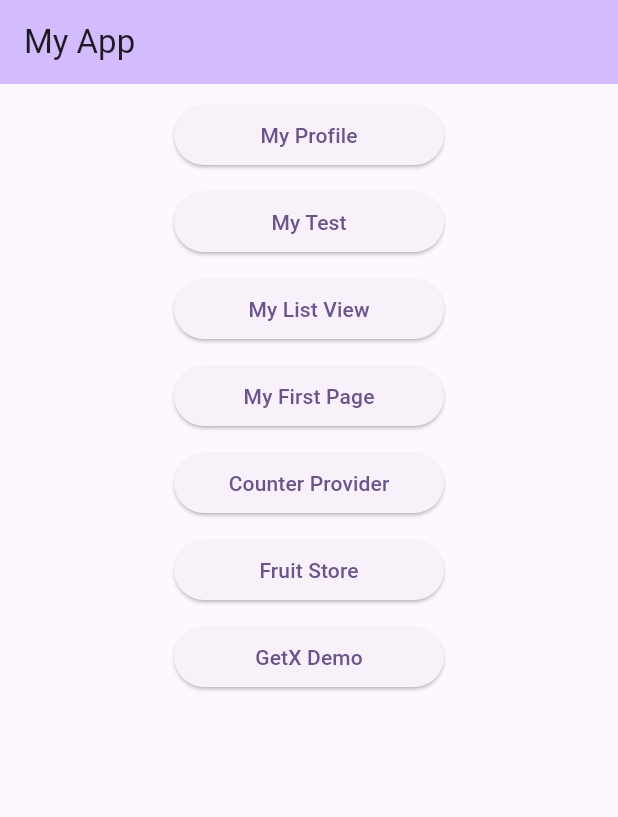
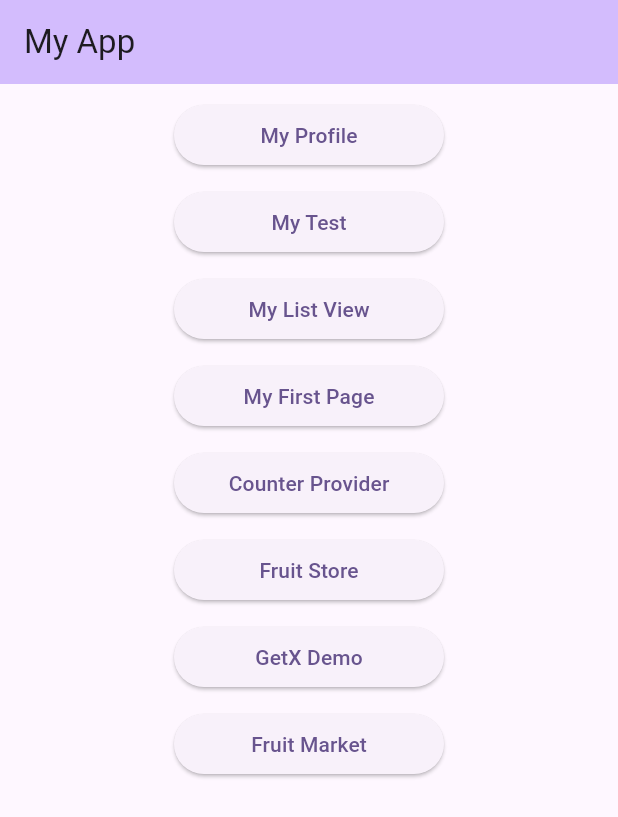
Before and after one commit to litletree/Mobile_App, a Flutter app: the screen it shows after launch, on a phone screen of 412 x 824 dp. Shown: the top 817 px of the screen. Run offline on Flutter 3.47's test engine with Material 3 defaults, Android fonts, the phone set to English and light mode, and no system bars; our stand-ins replace badges, flutter_rating_bar, get.

```diff
--- /dev/null
+++ b/lib/app_fruit_store/controllers.dart
@@ -0,0 +1,35 @@
+import 'package:get/get.dart';
+import 'models.dart';
+
+class SimpleControllerSP extends GetxController{
+  List<Fruit> _dssp = [];
+  List<GioHang_item> _gioHang = [];
+
+  List<Fruit> get dssp => _dssp;
+  List<GioHang_item> get gioHang => _gioHang;
+
+  static SimpleControllerSP get controller => Get.find<SimpleControllerSP>();
+
+  void themVaoGH(Fruit sp, {List<String>? updateWidgetIds}){
+    for(GioHang_item item in gioHang)
+      if(item.idSP == sp.id){
+        item.sl++;
+        return;
+      }
+    gioHang.add(GioHang_item(idSP: sp.id, sl: 1));
+    update(updateWidgetIds);
+}
+
+  @override
+  void onInit() {
+    _dssp = AppData().dssp;
+    update(["ListSP"]);
+  }
+}
+
+class FruitStoreBindings extends Bindings{
+  @override
+  void dependencies() {
+    Get.put(SimpleControllerSP());
+  }
+}
--- /dev/null
+++ b/lib/app_fruit_store/models.dart
@@ -0,0 +1,43 @@
+class Fruit{
+  String id, ten;
+  double gia;
+  String? url;
+  String? moTa;
+  Fruit({required this.id, required this.ten,
+    required this.gia, this.url, this.moTa});
+}
+
+class GioHang_item{
+  String idSP;
+  int sl;
+  GioHang_item({required this.idSP, required this.sl});
+}
+
+Map<String, String> images = {
+  "Tao": "https://blog.onelife.vn/wp-content/uploads/2023/07/373374a7-1-6.png",
+  "Nho": "https://traicayhoabien.com/wp-content/uploads/2021/06/NHOXANH-nho-xanh-2-120.jpg",
+  "Quyt": "https://traicay141.vn/upload/hinhthem/quytduong1111024x1024-6703.jpg",
+  "Cam": "https://caogam.vn/sites/default/files/anh_bai_viet/tac-dung-cua-qua-cam-doi-voi-suc-khoe.jpg",
+  "Mit": "https://cdn.chonongsanonline.com/uploads/all/bdDD4yggkRBWJu8xrUfTr97vrtFQpmYtSULlfH3l.jpg",
+  "Buoi": "https://cayxanhdaiviet.vn/wp-content/uploads/2020/03/cay-buoi.jpg",
+  "Oi": "https://cdn.baodongthap.vn/database/image/2015/12/02/cong-dung-bat-ngo2.jpg",
+  "Thanh long": "https://congthuong-cdn.mastercms.vn/stores/news_dataimages/2023/022023/16/17/in_article/thanh-long-ruot-do20230216170904.png?rt=20230216170905",
+  "Chom chom": "https://cdn.tgdd.vn/2022/07/CookDishThumb/tong-hop-10-cach-lam-banh-hanh-nhan-nuong-bang-lo-nuong-thom-thumb-620x620-1.jpg",
+  "Du du": "https://hatgiongphuongnam.com/asset/upload/image/hat-giong-du-du-ruot-vang-1.2_.jpg?v=20190410",
+};
+
+class AppData{
+  final List<Fruit> _dssp = [
+    Fruit(id: "01", ten: "Táo", gia: 40000, url: images["Tao"], moTa: "Táo đỏ khác táo xanh"),
+    Fruit(id: "02", ten: "Nho", gia: 60000, url: images["Nho"], moTa: "Nho ăn cho đẹp da"),
+    Fruit(id: "03", ten: "Quýt", gia: 30000, url: images["Quyt"], moTa: "quýt ngọt"),
+    Fruit(id: "04", ten: "Cam", gia: 45000, url: images["Cam"], moTa: "Cam để ép nước"),
+    Fruit(id: "05", ten: "Mít", gia: 200000, url: images["Mit"], moTa: "Mít chia cho hàng xóm"),
+    Fruit(id: "06", ten: "Bưởi", gia: 20000, url: images["Buoi"], moTa: "Bưởi để đơm"),
+    Fruit(id: "07", ten: "Ổi", gia: 380000, url: images["Oi"], moTa: "không thích ăn ổi"),
+    Fruit(id: "08", ten: "Thanh long", gia: 37500, url: images["Thanh long"], moTa: "Giải cứu thanh long"),
+    Fruit(id: "09", ten: "Chôm chôm", gia: 79000, url: images["Chom chom"], moTa: "Chôm chôm đỏ"),
+    Fruit(id: "10", ten: "Đu đủ", gia: 17000, url: images["Du du"], moTa: "đu đủ không thích ăn"),
+  ];
+  List<Fruit> get dssp => _dssp;
+}
--- a/lib/main.dart
+++ b/lib/main.dart
@@ -13,7 +13,7 @@ class MyApp extends StatelessWidget {
   // This widget is the root of your application.
   @override
   Widget build(BuildContext context) {
-    return GetMaterialApp(
+    return MaterialApp(
       title: 'Flutter Demo',
       theme: ThemeData(
         colorScheme: ColorScheme.fromSeed(seedColor: Colors.deepPurple),
--- a/lib/page_home.dart
+++ b/lib/page_home.dart
@@ -7,6 +7,7 @@ import 'package:phuchung_63130476/routing/my_route.dart';
 import 'package:phuchung_63130476/app_state/changenotifier_counter.dart';
 import 'package:phuchung_63130476/list_provider/giohang_app.dart';
 import 'package:phuchung_63130476/getx/get_counter.dart';
+import 'package:phuchung_63130476/app_fruit_store/page_home_fruit_store.dart';
 
 class PageHome extends StatelessWidget {
   const PageHome({super.key});
@@ -36,6 +37,8 @@ class PageHome extends StatelessWidget {
               _buildButton(context, lable: "Fruit Store", destination: AppStore()),
               SizedBox(height: 10,),
               _buildButton(context, lable: "GetX Demo", destination: PageGetxCounter()),
+              SizedBox(height: 10,),
+              _buildButton(context, lable: "Fruit Market", destination: FruitStoreApp()),
             ],
           ),
         ),
--- a/pubspec.yaml
+++ b/pubspec.yaml
@@ -33,6 +33,7 @@ dependencies:
   provider: ^6.1.2
   badges: ^3.1.2
   get: ^4.6.6
+  flutter_rating_bar: ^4.0.1
 
 
   # The following adds the Cupertino Icons font to your application.
```
Also changed, not shown: lib/app_fruit_store/page_home_fruit_store.dart (added, +150 -0 lines), pubspec.lock.
